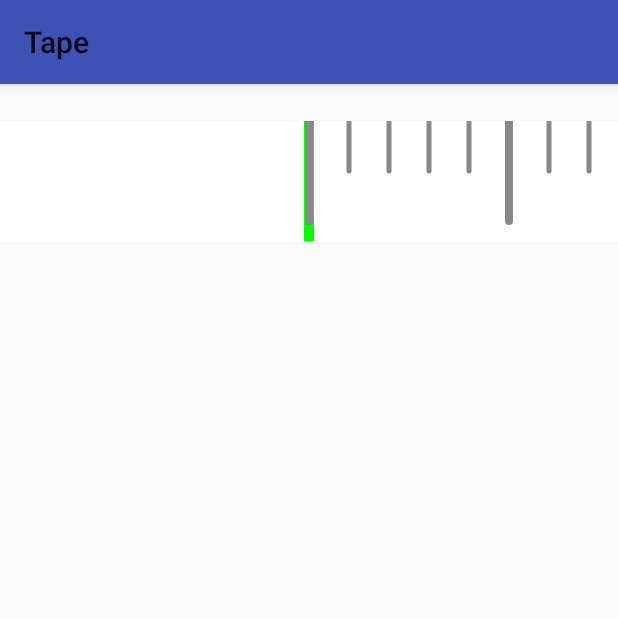
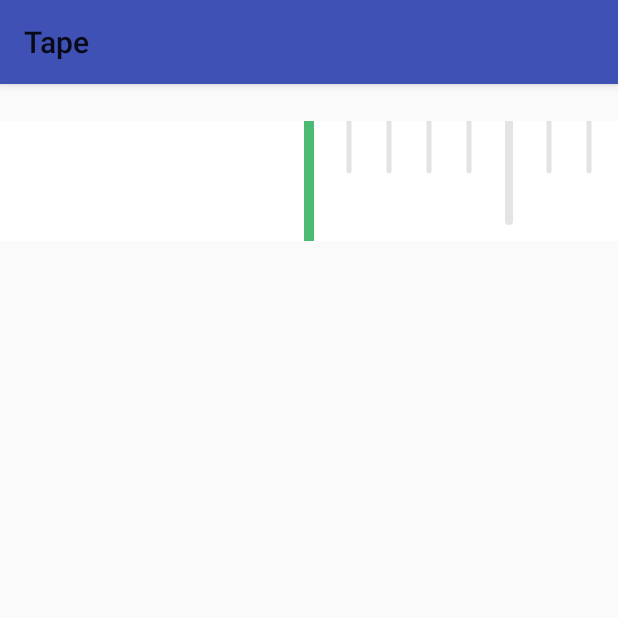
Before and after one commit to ysemylord/HenCoderTape, an Android app: the screen it shows after launch (MainActivity), on a phone screen of 412 x 824 dp, the top half of it. Run offline under Robolectric (Android 15) with nearby library versions, the phone set to English and light mode, and no system bars.

Commit message:
调整UI,使它和薄荷卷尺更相似

```diff
--- a/Tape/app/src/main/java/com/xyb/tape/ui/MyTap.java
+++ b/Tape/app/src/main/java/com/xyb/tape/ui/MyTap.java
@@ -2,12 +2,13 @@ package com.xyb.tape.ui;
 
 import android.content.Context;
 import android.graphics.Canvas;
-import android.graphics.Color;
 import android.graphics.Paint;
 import android.graphics.Rect;
 import android.support.annotation.Nullable;
 import android.util.AttributeSet;
 import android.util.Log;
+
+import com.xyb.tape.R;
 
 import java.math.BigDecimal;
 import java.util.ArrayList;
@@ -31,8 +32,9 @@ public class MyTap extends HorizontalScroll {
     private int indicatorWidth = 10;
     int sortLineHeight = 50;//短刻度高度
     int longLineHeight = 100;//长刻度高度
-    int scalesColor = Color.GRAY;//刻度颜色
-    int indicatorColor = Color.GREEN;//知识器颜色
+    int scalesColor =getResources().getColor(R.color.colorGray);//刻度颜色
+    int indicatorColor =getResources().getColor(R.color.colorGreen);//知识器颜色
+    int textColor=getResources().getColor(R.color.colorBlack);
     List<Float> kgs = new ArrayList<>();
     private Paint kgPaint;//文字画笔
     private Paint bigScalesPaint;//刻度画笔
@@ -62,6 +64,7 @@ public class MyTap extends HorizontalScroll {
         indicatorPaint.setStrokeCap(Paint.Cap.ROUND);
 
         kgPaint.setTextSize(48);
+        kgPaint.setColor(textColor);
 
         bigScalesPaint.setStrokeCap(Paint.Cap.ROUND);
         bigScalesPaint.setColor(scalesColor);
@@ -89,8 +92,7 @@ public class MyTap extends HorizontalScroll {
     protected void onDraw(Canvas canvas) {
         super.onDraw(canvas);
 
-        //绘制中间的指示器
-        canvas.drawLine(getScrollX() + getWidth() / 2, 0, getScrollX() + getWidth() / 2, indicatorHeight, indicatorPaint);
+
 
 
         int startX = getWidth() / 2;//从屏幕中间开始绘制刻度
@@ -122,6 +124,9 @@ public class MyTap extends HorizontalScroll {
 
         setLeftMaxScorll(0);
         setRightMaxScroll(startX - getWidth() / 2 - lineGap);
+
+        //绘制中间的指示器
+        canvas.drawLine(getScrollX() + getWidth() / 2, 0, getScrollX() + getWidth() / 2, indicatorHeight, indicatorPaint);
     }
 
     /**
--- a/Tape/app/src/main/res/values/colors.xml
+++ b/Tape/app/src/main/res/values/colors.xml
@@ -3,4 +3,7 @@
     <color name="colorPrimary">#3F51B5</color>
     <color name="colorPrimaryDark">#303F9F</color>
     <color name="colorAccent">#FF4081</color>
+    <color name="colorGray">#e2e5e2</color>
+    <color name="colorGreen">#4bbb74</color>
+    <color name="colorBlack">#2B2E2B</color>
 </resources>
```
